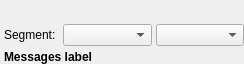
This is Libs/MRML/Widgets/Resources/UI/qMRMLSegmentSelectorWidget.ui in Slicer/SlicerGitSVNArchive as Qt 5 draws it before an edit. The edited form follows.
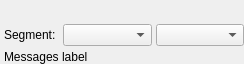
This is the edited form. Custom widgets are drawn as their Qt base class.

Commit message:
BUG: Fixed segmentation controller slice view widget
Segmentation state is correctly updated on scene close or when segmentation is deleted.
Visible segments list state is correctly displayed when adding/removing segments.

What changed in the file:
```diff
--- a/Libs/MRML/Widgets/Resources/UI/qMRMLSegmentSelectorWidget.ui
+++ b/Libs/MRML/Widgets/Resources/UI/qMRMLSegmentSelectorWidget.ui
@@ -91,12 +91,6 @@
          </item>
          <item row="1" column="0" colspan="3">
           <widget class="QLabel" name="label_Message">
-           <property name="font">
-            <font>
-             <weight>75</weight>
-             <bold>true</bold>
-            </font>
-           </property>
            <property name="text">
             <string>Messages label</string>
            </property>
```
The commit also changes 2 other files.
